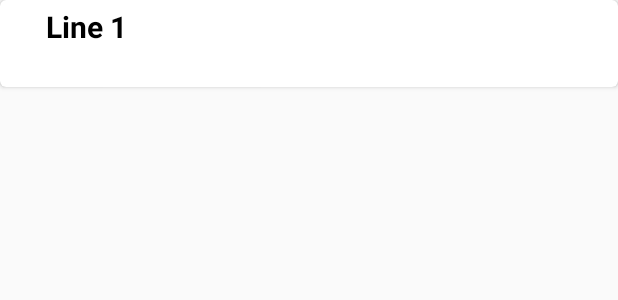
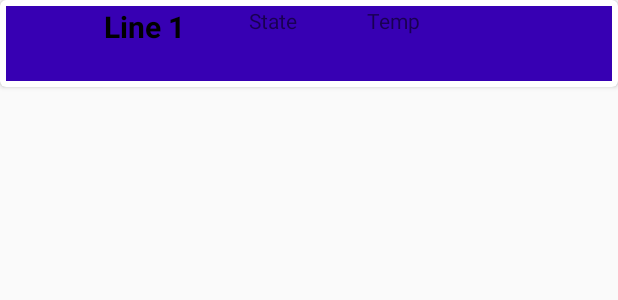
Before and after one commit to homesome-se2/android, an Android app: the layout sensor_card.xml on its own in the app's theme, with its tools: preview values and no code run, on a phone screen of 412 x 824 dp. Shown: the top 300 px of the screen. Run offline under Robolectric (Android 15) with nearby library versions, the phone set to English and light mode, and no system bars.

Commit message:
Added Set value card methods in adapter class and made a few small changes

```diff
--- a/android_team/app/src/main/res/layout/sensor_card.xml
+++ b/android_team/app/src/main/res/layout/sensor_card.xml
@@ -7,8 +7,10 @@
     app:cardCornerRadius="4dp">
 
     <RelativeLayout
+        android:id="@+id/sensorBackground"
         android:layout_width="match_parent"
         android:layout_height="match_parent"
+        android:background="@color/colorPrimaryDark"
         android:layout_margin="4dp">
 
         <ImageView
@@ -18,12 +20,12 @@
             android:padding="2dp" />
 
         <TextView
-            android:id="@+id/sensor_card"
+            android:id="@+id/sensor_card_name"
             android:layout_width="wrap_content"
             android:layout_height="wrap_content"
             android:layout_alignParentTop="true"
-            android:layout_marginStart="-23dp"
-            android:layout_marginLeft="-23dp"
+            android:layout_marginStart="15dp"
+            android:layout_marginLeft="15dp"
             android:layout_marginTop="0dp"
             android:layout_toEndOf="@+id/imageView"
             android:layout_toRightOf="@+id/imageView"
@@ -32,5 +34,25 @@
             android:textSize="20sp"
             android:textStyle="bold" />
 
+        <TextView
+            android:id="@+id/text_State"
+            android:layout_width="wrap_content"
+            android:layout_height="wrap_content"
+            android:layout_alignParentEnd="true"
+            android:layout_alignParentRight="true"
+            android:layout_marginEnd="210dp"
+            android:layout_marginRight="210dp"
+            android:text="State" />
+
+        <TextView
+            android:id="@+id/text_temp"
+            android:layout_width="wrap_content"
+            android:layout_height="wrap_content"
+            android:layout_alignParentEnd="true"
+            android:layout_alignParentRight="true"
+            android:layout_marginEnd="128dp"
+            android:layout_marginRight="128dp"
+            android:text="Temp" />
+
     </RelativeLayout>
 </androidx.cardview.widget.CardView>
```
Also changed, not shown: android_team/app/src/main/java/comtest/example/android_team/FirstFragment.java (+66 -0 lines), android_team/app/src/main/java/models/Adapters.java (+38 -19 lines), android_team/app/src/main/res/layout/binary_sensor_card.xml (+21 -1 lines), android_team/app/src/main/res/layout/fragment_first.xml (+14 -15 lines), android_team/app/src/main/res/layout/set_value_card.xml (+21 -1 lines), android_team/app/src/main/res/layout/switch_card.xml (+21 -1 lines), 1 other file.
